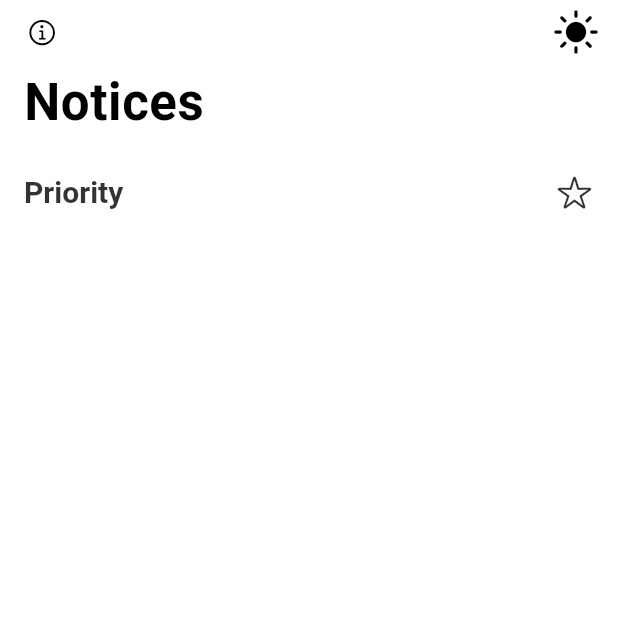
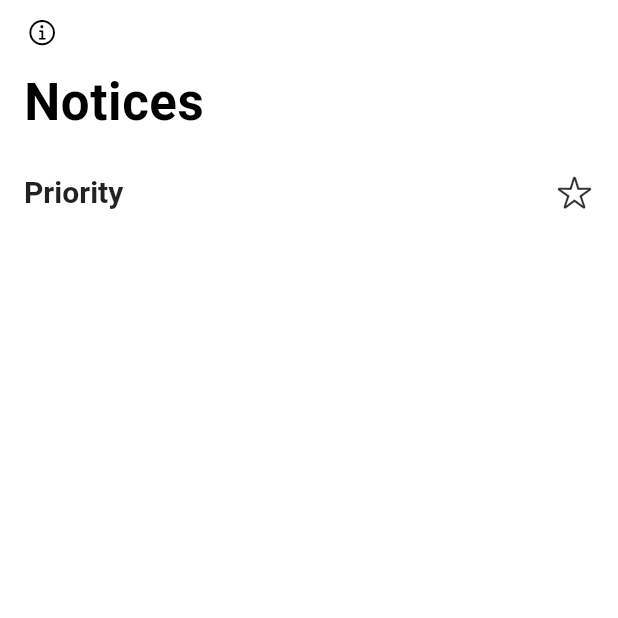
Before and after one commit to Hash-Studios/ggsipu_notice, a Flutter app: the screen it shows after launch, after a tap on an icon or button, on a phone screen of 412 x 824 dp, the top half of it. Run offline on Flutter 3.47's test engine with Material 2 defaults, Android fonts, the phone set to English and light mode, and no system bars; our stand-ins replace cloud_firestore, firebase_core, get_it, logger, permission_handler, share_plus and 1 more; missing offline and left inert: flutter_displaymode, flutter_downloader, onesignal_flutter; accounts and stored records are empty.

Commit message:
homepage ui changes

```diff
--- a/lib/main.dart
+++ b/lib/main.dart
@@ -45,7 +45,6 @@ class MyApp extends StatelessWidget {
   Widget build(BuildContext context) {
     return const CupertinoApp(
       title: 'GGSIPU Notices',
-      theme: CupertinoThemeData(),
       home: HomePage(),
     );
   }
--- a/lib/pages/home_page.dart
+++ b/lib/pages/home_page.dart
@@ -1,11 +1,11 @@
 import 'package:flutter/cupertino.dart';
 import 'package:flutter/material.dart';
+import 'package:flutter/services.dart';
 import 'package:ip_notices/models/notice.dart';
 import 'package:ip_notices/notifiers/firestore_notifier.dart';
 import 'package:ip_notices/services/logger.dart';
 import 'package:ip_notices/widgets/about_button.dart';
 import 'package:ip_notices/widgets/notice_tile.dart';
-import 'package:ip_notices/widgets/theme_switch.dart';
 import 'package:provider/provider.dart';
 
 class HomePage extends StatefulWidget {
@@ -16,7 +16,6 @@ class HomePage extends StatefulWidget {
 }
 
 class _HomePageState extends State<HomePage> {
-  bool loading = false;
   ScrollController controller = ScrollController();
   @override
   void initState() {
@@ -38,26 +37,14 @@ class _HomePageState extends State<HomePage> {
 
   @override
   Widget build(BuildContext context) {
+    SystemChrome.setSystemUIOverlayStyle(const SystemUiOverlayStyle(
+      statusBarColor: Colors.transparent,
+    ));
     return CupertinoPageScaffold(
-      backgroundColor: Colors.white,
       child: CustomScrollView(
         physics: const BouncingScrollPhysics(),
         controller: controller,
         slivers: [
-          const CupertinoSliverNavigationBar(
-            leading: AboutButton(),
-            trailing: ThemeSwitchButton(),
-            border: null,
-            automaticallyImplyLeading: false,
-            padding: EdgeInsetsDirectional.zero,
-            largeTitle: Text(
-              'Notices',
-              style: TextStyle(
-                color: Colors.black,
-              ),
-            ),
-            backgroundColor: Colors.transparent,
-          ),
           CupertinoSliverRefreshControl(
             onRefresh: () {
               context.read<FirestoreNotifier>().initNoticeStream();
@@ -65,10 +52,19 @@ class _HomePageState extends State<HomePage> {
                 ..then<void>((_) {});
             },
           ),
-          SliverList(
-            delegate: SliverChildBuilderDelegate(
-              (BuildContext context, int index) {
-                return Material(
+          const CupertinoSliverNavigationBar(
+            brightness: Brightness.light,
+            leading: AboutButton(),
+            automaticallyImplyLeading: false,
+            padding: EdgeInsetsDirectional.zero,
+            stretch: true,
+            largeTitle: Text(
+              'Notices',
+            ),
+            backgroundColor: Colors.transparent,
+          ),
+          SliverToBoxAdapter(
+            child: Material(
               color: Colors.transparent,
               child: Padding(
                 padding: const EdgeInsets.fromLTRB(16, 8, 5, 8),
@@ -78,8 +74,7 @@ class _HomePageState extends State<HomePage> {
                       context.watch<FirestoreNotifier>().priorityCheck
                           ? "Priority"
                           : "Latest",
-                          style: TextStyle(
-                            color: Colors.black.withOpacity(0.8),
+                      style: const TextStyle(
                         fontWeight: FontWeight.w600,
                         fontSize: 20,
                       ),
@@ -91,12 +86,14 @@ class _HomePageState extends State<HomePage> {
                         color: Colors.transparent,
                         borderRadius: BorderRadius.circular(500),
                         child: IconButton(
-                              icon: context
-                                      .watch<FirestoreNotifier>()
-                                      .priorityCheck
+                          icon: context.watch<FirestoreNotifier>().priorityCheck
                               ? const Icon(CupertinoIcons.star)
                               : const Icon(CupertinoIcons.time),
-                              color: Colors.black.withOpacity(0.8),
+                          color: Theme.of(context)
+                              .textTheme
+                              .bodyText1
+                              ?.color
+                              ?.withOpacity(0.8),
                           onPressed: () {
                             context
                                 .read<FirestoreNotifier>()
@@ -108,40 +105,27 @@ class _HomePageState extends State<HomePage> {
                   ],
                 ),
               ),
-                );
-              },
-              childCount: 1,
             ),
           ),
           StreamBuilder<List<Notice>>(
             stream: context.watch<FirestoreNotifier>().noticesStream,
             builder:
                 (BuildContext context, AsyncSnapshot<List<Notice>> snapshot) {
-              if (snapshot.connectionState == ConnectionState.waiting) {
-                loading = true;
-              } else {
-                loading = false;
-              }
               if (snapshot.hasError) {
                 logger.e(snapshot.error);
-                return SliverList(
-                  delegate: SliverChildBuilderDelegate(
-                    (BuildContext context, int index) {
-                      return Material(
+                return SliverToBoxAdapter(
+                  child: Material(
                     color: Colors.transparent,
                     child: SizedBox(
-                          height: MediaQuery.of(context).size.height - 200.0,
+                      height: MediaQuery.of(context).size.height * 0.8,
                       width: MediaQuery.of(context).size.width,
-                          child: Center(
+                      child: const Center(
                         child: Icon(
                           CupertinoIcons.multiply_circle,
-                              color: Colors.black,
+                          color: Colors.red,
                         ),
                       ),
                     ),
-                      );
-                    },
-                    childCount: 1,
                   ),
                 );
               }
@@ -149,17 +133,15 @@ class _HomePageState extends State<HomePage> {
                 return SliverList(
                   delegate: SliverChildBuilderDelegate(
                     (BuildContext context, int index) {
-                      if (index == snapshot.data?.length) {
-                        return SizedBox(
+                      if (index == (snapshot.data?.length ?? 0) - 1) {
+                        return const SizedBox(
                           height: 100,
                           width: 100,
                           child: Center(
-                              child: loading
-                                  ? CupertinoActivityIndicator(
+                              child: CupertinoActivityIndicator(
                             animating: true,
                             radius: 14,
-                                    )
-                                  : Container()),
+                          )),
                         );
                       }
                       final bool download = snapshot.data?[index].url
@@ -167,22 +149,12 @@ class _HomePageState extends State<HomePage> {
                               .toLowerCase()
                               .contains(".pdf") ??
                           false;
-                      if (context.watch<FirestoreNotifier>().priorityCheck) {
-                        if (snapshot.data?[index].priority ?? false) {
                       return NoticeTile(
                         download: download,
                         document: snapshot.data?[index],
                       );
-                        }
-                      } else {
-                        return NoticeTile(
-                          download: download,
-                          document: snapshot.data?[index],
-                        );
-                      }
-                      return Container();
                     },
-                    childCount: snapshot.data?.length ?? 0 + 1,
+                    childCount: snapshot.data?.length ?? 0,
                   ),
                 );
               }
@@ -192,9 +164,9 @@ class _HomePageState extends State<HomePage> {
                     return Material(
                       color: Colors.transparent,
                       child: SizedBox(
-                        height: MediaQuery.of(context).size.height - 200.0,
+                        height: MediaQuery.of(context).size.height * 0.8,
                         width: MediaQuery.of(context).size.width,
-                        child: Center(
+                        child: const Center(
                           child: CupertinoActivityIndicator(
                             animating: true,
                             radius: 20,
```
Lines whose indentation alone changed are shown as unchanged.
